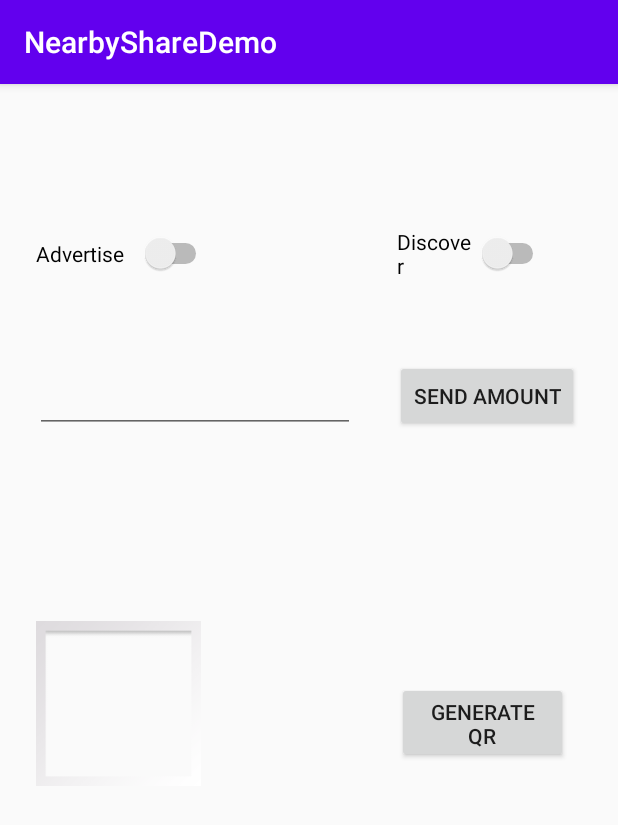
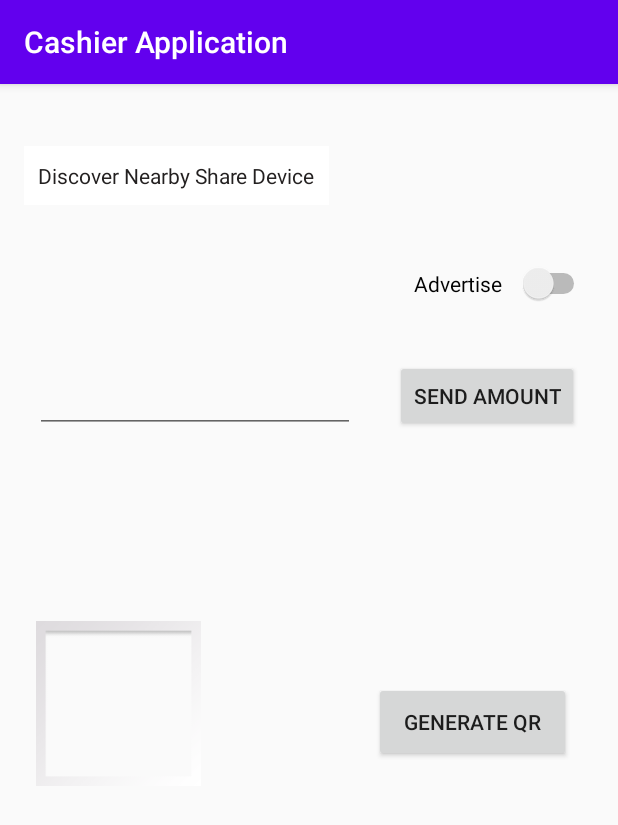
Before and after one commit to nischalshakya95/NearbyShareDemo, an Android app: the screen it shows after launch (MainActivity), on a phone screen of 412 x 824 dp. Shown: the top 825 px of the screen. Run offline under Robolectric (Android 15) with nearby library versions, the phone set to English and light mode, and no system bars.

Commit message:
Update code

```diff
--- a/app/src/main/java/com/dinube/nearbysharedemo/fragment/EndpointsListAdapter.java
+++ b/app/src/main/java/com/dinube/nearbysharedemo/fragment/EndpointsListAdapter.java
@@ -57,5 +57,4 @@ public class EndpointsListAdapter extends RecyclerView.Adapter<EndpointsListAdap
             itemView.setOnClickListener(onClickListener);
         }
     }
-
 }
--- a/app/src/main/res/layout/activity_main.xml
+++ b/app/src/main/res/layout/activity_main.xml
@@ -4,32 +4,35 @@
     xmlns:tools="http://schemas.android.com/tools"
     android:layout_width="match_parent"
     android:layout_height="match_parent"
+    android:layout_centerInParent="false"
+    android:layout_centerHorizontal="false"
+    android:layout_centerVertical="false"
     tools:context=".MainActivity">
 
     <Switch
         android:id="@+id/advertiseSwitch"
         android:layout_width="117dp"
         android:layout_height="43dp"
-        android:layout_marginStart="24dp"
+        android:layout_marginStart="276dp"
         android:text="@string/advertise"
         app:layout_constraintBottom_toBottomOf="parent"
         app:layout_constraintStart_toStartOf="parent"
         app:layout_constraintTop_toTopOf="parent"
-        app:layout_constraintVertical_bias="0.126"
+        app:layout_constraintVertical_bias="0.154"
         tools:ignore="UseSwitchCompatOrMaterialXml" />
 
     <Switch
         android:id="@+id/discoverSwitch"
-        android:layout_width="101dp"
-        android:layout_height="42dp"
+        android:layout_width="114dp"
+        android:layout_height="44dp"
         android:layout_marginEnd="40dp"
         android:text="@string/discover"
         app:layout_constraintBottom_toBottomOf="parent"
         app:layout_constraintEnd_toEndOf="parent"
-        app:layout_constraintHorizontal_bias="0.953"
+        app:layout_constraintHorizontal_bias="0.838"
         app:layout_constraintStart_toEndOf="@+id/advertiseSwitch"
         app:layout_constraintTop_toTopOf="parent"
-        app:layout_constraintVertical_bias="0.127"
+        app:layout_constraintVertical_bias="0.059"
         tools:ignore="UseSwitchCompatOrMaterialXml" />
 
     <androidx.recyclerview.widget.RecyclerView
@@ -84,8 +87,8 @@
 
     <Button
         android:id="@+id/generateQRButton"
-        android:layout_width="114dp"
-        android:layout_height="54dp"
+        android:layout_width="131dp"
+        android:layout_height="53dp"
         android:text="@string/generate_qr"
         app:layout_constraintBottom_toBottomOf="parent"
         app:layout_constraintEnd_toEndOf="parent"
@@ -94,4 +97,19 @@
         app:layout_constraintTop_toTopOf="parent"
         app:layout_constraintVertical_bias="0.558" />
 
+    <TextView
+        android:id="@+id/discoverNearbyshareTextView"
+        android:layout_width="203dp"
+        android:layout_height="39dp"
+        android:background="#FFFFFF"
+        android:gravity="center"
+        android:text="@string/discover_nearby_share_devices"
+        android:textColor="#232020"
+        app:layout_constraintBottom_toBottomOf="parent"
+        app:layout_constraintEnd_toEndOf="parent"
+        app:layout_constraintHorizontal_bias="0.076"
+        app:layout_constraintStart_toStartOf="parent"
+        app:layout_constraintTop_toTopOf="parent"
+        app:layout_constraintVertical_bias="0.057" />
+
 </androidx.constraintlayout.widget.ConstraintLayout>
--- a/app/src/main/res/values/strings.xml
+++ b/app/src/main/res/values/strings.xml
@@ -1,12 +1,13 @@
 <resources>
-    <string name="app_name">NearbyShareDemo</string>
+    <string name="app_name">Cashier Application</string>
     <string name="advertise">Advertise</string>
     <string name="discover">Discover</string>
-    <string name="stop_advertising">Stop Adversiting</string>
+    <string name="stop_advertising">Stop Advertising</string>
     <string name="stop_discovering">Stop Discovering</string>
     <string name="message">Message</string>
     <string name="send_message">Send Amount</string>
     <string name="endpoints">Endpoints</string>
     <string name="qr_image">QR Image</string>
     <string name="generate_qr">Generate QR</string>
+    <string name="discover_nearby_share_devices">Discover Nearby Share Device</string>
 </resources>
```
